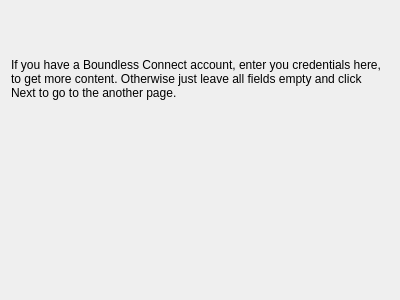
Above: boundlessconnect/ui/credentialspagebase.ui from elpaso/qgis-connect-plugin before the change. Below: the same form after it.
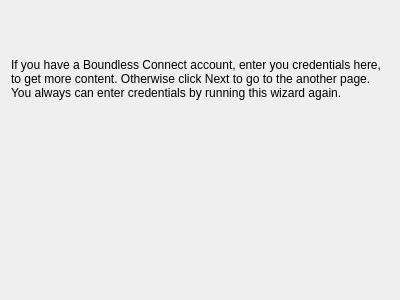
That is the form after the change. Custom widgets are drawn as their Qt base class.

Commit message: credentials page description fixes

```diff
--- a/boundlessconnect/ui/credentialspagebase.ui
+++ b/boundlessconnect/ui/credentialspagebase.ui
@@ -23,7 +23,7 @@
    <item>
     <widget class="QLabel" name="label">
      <property name="text">
-      <string>&lt;html&gt;&lt;head/&gt;&lt;body&gt;&lt;p&gt;If you have a Boundless Connect account, enter you credentials here, to get more content. Otherwise just leave all fields empty and click Next to go to the another page.&lt;/p&gt;&lt;/body&gt;&lt;/html&gt;</string>
+      <string>&lt;html&gt;&lt;head/&gt;&lt;body&gt;&lt;p&gt;If you have a Boundless Connect account, enter you credentials here, to get more content. Otherwise click Next to go to the another page. You always can enter credentials by running this wizard again.&lt;/p&gt;&lt;/body&gt;&lt;/html&gt;</string>
      </property>
      <property name="wordWrap">
       <bool>true</bool>
```
